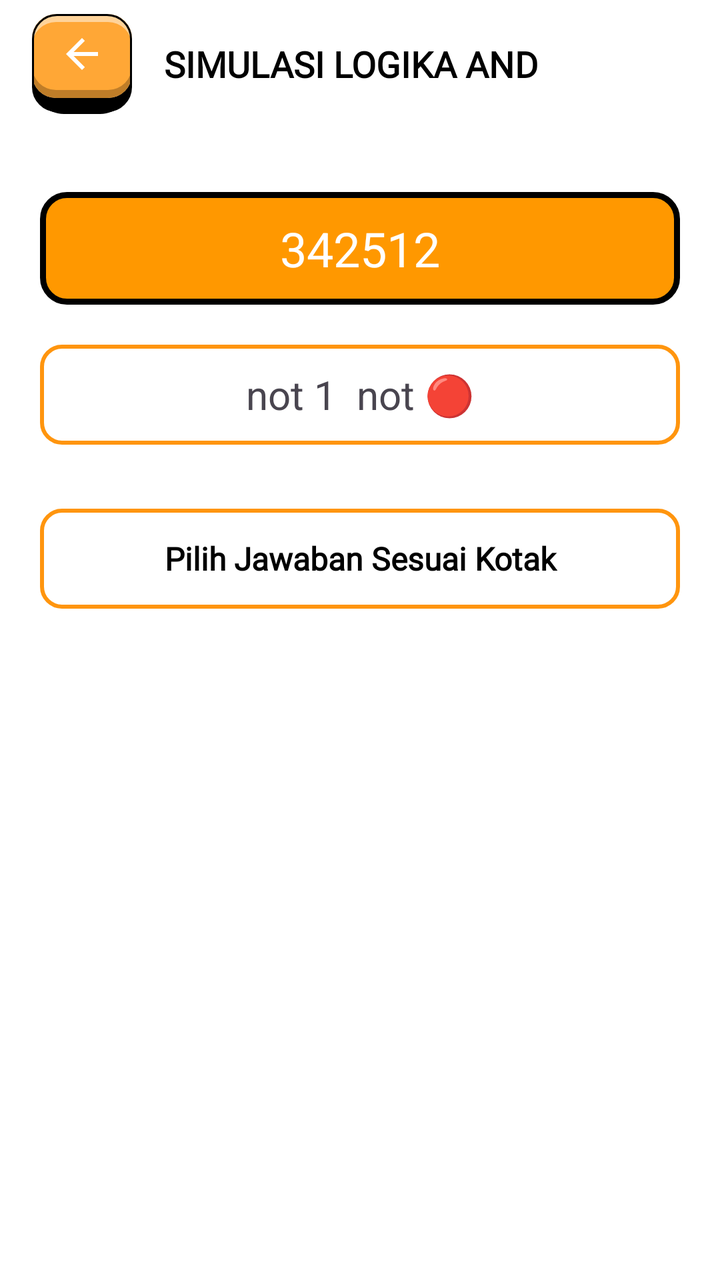
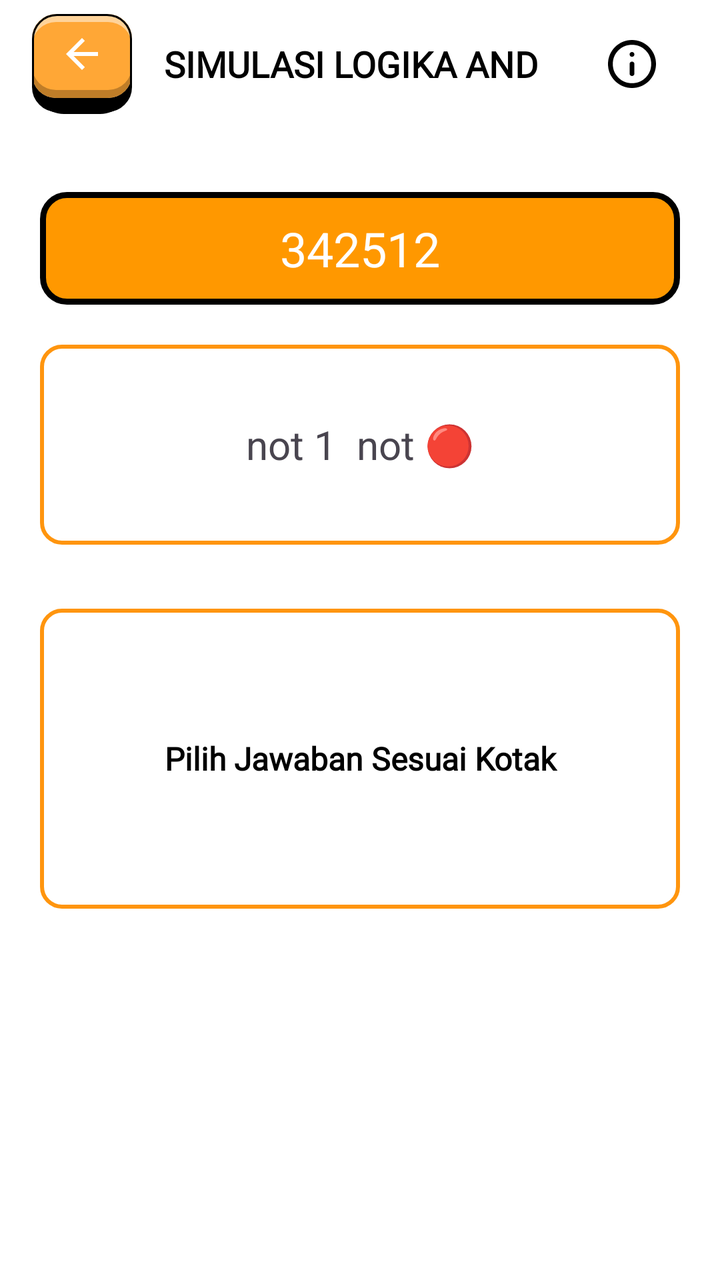

The first picture is an Android layout as it rendered before a commit; the second is the same layout after the commit. The layout source and the unified diff follow.
<!-- AndroidManifest.xml: another module's application theme Theme.PintuLogika -->
<!-- res/layout/activity_kuis_aljabar_boolean.xml -->
<?xml version="1.0" encoding="utf-8"?>
<androidx.constraintlayout.widget.ConstraintLayout xmlns:android="http://schemas.android.com/apk/res/android"
    xmlns:app="http://schemas.android.com/apk/res-auto"
    android:layout_width="match_parent"
    android:layout_height="match_parent"
    android:fitsSystemWindows="true"
    android:background="@color/white"
    android:theme="@style/Theme.PintuLogika"
    android:layout_margin="16dp">

    
    <com.google.android.material.appbar.AppBarLayout
        android:id="@+id/appbar"
        android:layout_width="match_parent"
        android:layout_height="wrap_content"
        app:layout_constraintStart_toStartOf="parent"
        app:layout_constraintEnd_toEndOf="parent"
        app:layout_constraintTop_toTopOf="parent">

        <androidx.appcompat.widget.Toolbar
            android:id="@+id/toolbar"
            android:layout_width="match_parent"
            android:layout_height="wrap_content"
            android:background="@color/white"
            android:minHeight="?attr/actionBarSize">

            <ImageButton
                android:id="@+id/btnBackSimulasi"
                android:layout_width="50dp"
                android:layout_height="50dp"
                android:maxHeight="60dp"
                android:maxWidth="60dp"
                android:paddingBottom="10dp"
                android:src="@drawable/ic_arrow_back_24"
                android:background="@drawable/bg_button_3d_small_with_black_stroke" />

            <TextView
                android:id="@+id/tvJudul"
                android:layout_width="wrap_content"
                android:layout_height="wrap_content"
                android:text="SIMULASI LOGIKA AND"
                android:textStyle="bold"
                android:textSize="18sp"
                android:paddingHorizontal="16dp"
                android:textColor="@color/black"
                android:fontFamily="@font/poppins_medium" />

        </androidx.appcompat.widget.Toolbar>
    </com.google.android.material.appbar.AppBarLayout>

    
    <androidx.core.widget.NestedScrollView
        android:layout_width="match_parent"
        android:layout_height="0dp"
        app:layout_constraintStart_toStartOf="parent"
        app:layout_constraintEnd_toEndOf="parent"
        app:layout_constraintTop_toBottomOf="@+id/appbar"
        android:layout_marginTop="20dp"
        android:fillViewport="true">

        <LinearLayout
            android:orientation="vertical"
            android:layout_width="match_parent"
            android:layout_height="wrap_content"
            android:gravity="center_horizontal">

            
            <TextView
                android:id="@+id/tvScore"
                android:layout_width="match_parent"
                android:layout_height="wrap_content"
                android:text="342512"
                android:textColor="@android:color/white"
                android:textSize="24sp"
                android:gravity="center"
                android:layout_marginHorizontal="20dp"
                android:background="@drawable/final_gate_background"
                android:padding="12dp"
                android:layout_marginTop="12dp" />

            
            <TextView
                android:id="@+id/tvLogic"
                android:layout_width="match_parent"
                android:layout_height="50dp"
                android:background="@drawable/bg_outline_small"
                android:layout_marginHorizontal="20dp"
                android:text="not 1  not 🔴"
                android:gravity="center"
                android:textSize="20sp"
                android:layout_marginTop="20dp" />

            
            <GridLayout
                android:id="@+id/gridLayout"
                android:layout_width="wrap_content"
                android:layout_height="wrap_content"
                android:layout_marginTop="16dp"
                android:columnCount="3"
                android:rowCount="3"
                android:alignmentMode="alignMargins"
                android:useDefaultMargins="true" />

            
            <TextView
                android:id="@+id/textHasil"
                android:layout_width="match_parent"
                android:layout_height="50dp"
                android:gravity="center"
                android:textSize="16sp"
                android:layout_marginHorizontal="20dp"
                android:text="Pilih Jawaban Sesuai Kotak"
                android:layout_marginTop="16dp"
                android:textStyle="bold"
                android:fontFamily="@font/poppins_medium"
                android:textColor="@android:color/black"
                android:background="@drawable/bg_outline_small"/>

        </LinearLayout>
    </androidx.core.widget.NestedScrollView>
</androidx.constraintlayout.widget.ConstraintLayout>
<!-- resources referenced by this layout -->
<resources>
  <color name="black">#FF000000</color>
  <color name="white">#FFFFFFFF</color>
  <!-- drawable bg_outline_small (drawable) -->
  <?xml version="1.0" encoding="utf-8"?>
  <shape xmlns:android="http://schemas.android.com/apk/res/android"
      android:shape="rectangle">
      <solid android:color="@android:color/transparent" /> 
      <stroke android:color="@color/orange_medium" android:width="2dp"/>
      <corners android:radius="10dp"/>
  </shape>
  <!-- drawable final_gate_background (drawable) -->
  <?xml version="1.0" encoding="utf-8"?>
  <shape xmlns:android="http://schemas.android.com/apk/res/android">
      <solid android:color="@color/orange_dark" />
      <corners android:radius="12dp" />
      <stroke
          android:width="3dp"
          android:color="@android:color/black" />
  </shape>
  <!-- drawable ic_arrow_back_24 (drawable) -->
  <vector xmlns:android="http://schemas.android.com/apk/res/android" android:autoMirrored="true" android:height="24dp" android:tint="#FFFFFF" android:viewportHeight="960" android:viewportWidth="960" android:width="24dp">
        
      <path android:fillColor="@android:color/white" android:pathData="M313,520L537,744L480,800L160,480L480,160L537,216L313,440L800,440L800,520L313,520Z"/>
      
  </vector>
  <style name="Theme.PintuLogika" parent="Base.Theme.PintuLogika" />
  <color name="orange_medium">#FF950E</color>
  <color name="orange_dark">#FF9800</color>
  <style name="Base.Theme.PintuLogika" parent="Theme.Material3.DayNight.NoActionBar">
          
          
      </style>
  <!-- unchanged entries left out for length: 1 -->
</resources>

<!-- the commit's change to res/layout/activity_kuis_aljabar_boolean.xml (unified diff, before → after) -->
@@ -1,6 +1,7 @@
 <?xml version="1.0" encoding="utf-8"?>
 <androidx.constraintlayout.widget.ConstraintLayout xmlns:android="http://schemas.android.com/apk/res/android"
     xmlns:app="http://schemas.android.com/apk/res-auto"
+    xmlns:tools="http://schemas.android.com/tools"
     android:layout_width="match_parent"
     android:layout_height="match_parent"
     android:fitsSystemWindows="true"
@@ -45,18 +46,34 @@
                 android:textColor="@color/black"
                 android:fontFamily="@font/poppins_medium" />
 
+            <ImageView
+                android:id="@+id/btnInfoKuisAljabarBoolean"
+                android:layout_width="40dp"
+                android:layout_height="40dp"
+                android:src="@drawable/ic_info_24"
+                android:background="?attr/selectableItemBackgroundBorderless"
+                android:contentDescription="Info"
+                android:layout_marginEnd="24dp"
+                android:layout_gravity="end"
+                android:tint="@color/black"
+                android:padding="8dp"
+                tools:ignore="UseAppTint" />
+
+
         </androidx.appcompat.widget.Toolbar>
     </com.google.android.material.appbar.AppBarLayout>
 
     
-    <androidx.core.widget.NestedScrollView
+    <ScrollView
         android:layout_width="match_parent"
         android:layout_height="0dp"
+        android:layout_marginTop="20dp"
+        android:layout_marginBottom="40dp"
         app:layout_constraintStart_toStartOf="parent"
         app:layout_constraintEnd_toEndOf="parent"
         app:layout_constraintTop_toBottomOf="@+id/appbar"
-        android:layout_marginTop="20dp"
-        android:fillViewport="true">
+        app:layout_constraintBottom_toBottomOf="parent">
+
 
         <LinearLayout
             android:orientation="vertical"
@@ -82,11 +99,12 @@
             <TextView
                 android:id="@+id/tvLogic"
                 android:layout_width="match_parent"
-                android:layout_height="50dp"
+                android:layout_height="100dp"
                 android:background="@drawable/bg_outline_small"
                 android:layout_marginHorizontal="20dp"
                 android:text="not 1  not 🔴"
                 android:gravity="center"
+                android:justificationMode="inter_word"
                 android:textSize="20sp"
                 android:layout_marginTop="20dp" />
 
@@ -105,7 +123,7 @@
             <TextView
                 android:id="@+id/textHasil"
                 android:layout_width="match_parent"
-                android:layout_height="50dp"
+                android:layout_height="150dp"
                 android:gravity="center"
                 android:textSize="16sp"
                 android:layout_marginHorizontal="20dp"
@@ -117,5 +135,5 @@
                 android:background="@drawable/bg_outline_small"/>
 
         </LinearLayout>
-    </androidx.core.widget.NestedScrollView>
+    </ScrollView>
 </androidx.constraintlayout.widget.ConstraintLayout>
<!-- resource entries referenced after the edit -->
@@ -25,13 +25,34 @@
       <path android:fillColor="@android:color/white" android:pathData="M313,520L537,744L480,800L160,480L480,160L537,216L313,440L800,440L800,520L313,520Z"/>
       
   </vector>
+  <!-- drawable ic_info_24 (drawable) -->
+  <vector xmlns:android="http://schemas.android.com/apk/res/android"
+      android:width="20dp"
+      android:height="20dp"
+      android:viewportWidth="20"
+      android:viewportHeight="20">
+    <path
+        android:pathData="M10,15C10.283,15 10.521,14.904 10.713,14.712C10.905,14.52 11.001,14.283 11,14V10C11,9.717 10.904,9.479 10.712,9.288C10.52,9.097 10.283,9.001 10,9C9.717,8.999 9.48,9.095 9.288,9.288C9.096,9.481 9,9.718 9,10V14C9,14.283 9.096,14.521 9.288,14.713C9.48,14.905 9.717,15.001 10,15ZM10,7C10.283,7 10.521,6.904 10.713,6.712C10.905,6.52 11.001,6.283 11,6C10.999,5.717 10.903,5.48 10.712,5.288C10.521,5.096 10.283,5 10,5C9.717,5 9.479,5.096 9.288,5.288C9.097,5.48 9.001,5.717 9,6C8.999,6.283 9.095,6.52 9.288,6.713C9.481,6.906 9.718,7.001 10,7ZM10,20C8.617,20 7.317,19.737 6.1,19.212C4.883,18.687 3.825,17.974 2.925,17.075C2.025,16.176 1.313,15.117 0.788,13.9C0.263,12.683 0.001,11.383 0,10C-0.001,8.617 0.262,7.317 0.788,6.1C1.314,4.883 2.026,3.824 2.925,2.925C3.824,2.026 4.882,1.313 6.1,0.788C7.318,0.263 8.618,0 10,0C11.382,0 12.682,0.263 13.9,0.788C15.118,1.313 16.176,2.026 17.075,2.925C17.974,3.824 18.686,4.883 19.213,6.1C19.74,7.317 20.002,8.617 20,10C19.998,11.383 19.735,12.683 19.212,13.9C18.689,15.117 17.976,16.176 17.075,17.075C16.174,17.974 15.115,18.687 13.9,19.213C12.685,19.739 11.385,20.001 10,20ZM10,18C12.233,18 14.125,17.225 15.675,15.675C17.225,14.125 18,12.233 18,10C18,7.767 17.225,5.875 15.675,4.325C14.125,2.775 12.233,2 10,2C7.767,2 5.875,2.775 4.325,4.325C2.775,5.875 2,7.767 2,10C2,12.233 2.775,14.125 4.325,15.675C5.875,17.225 7.767,18 10,18Z"
+        android:fillColor="#F24822"/>
+  </vector>
   <style name="Theme.PintuLogika" parent="Base.Theme.PintuLogika" />
   <color name="orange_medium">#FF950E</color>
   <color name="orange_dark">#FF9800</color>
   <style name="Base.Theme.PintuLogika" parent="Theme.Material3.DayNight.NoActionBar">
           
           
+  
+  
+          <item name="android:statusBarColor">@android:color/transparent</item>
+          <item name="android:windowTranslucentStatus">true</item>
+          <item name="android:windowLightStatusBar">true</item> 
+  
+          <item name="android:windowSplashScreenBackground">@color/white</item>
+          <item name="android:windowSplashScreenAnimatedIcon">@drawable/logo</item>
+          <item name="android:windowSplashScreenIconBackgroundColor">@android:color/transparent</item>
+          <item name="postSplashScreenTheme">@style/Theme.PintuLogika</item>
       </style>
+  <!-- drawable logo: vector/xml drawable (drawable, 42423 chars, omitted) -->
   <!-- unchanged entries left out for length: 1 -->
 </resources>
 
